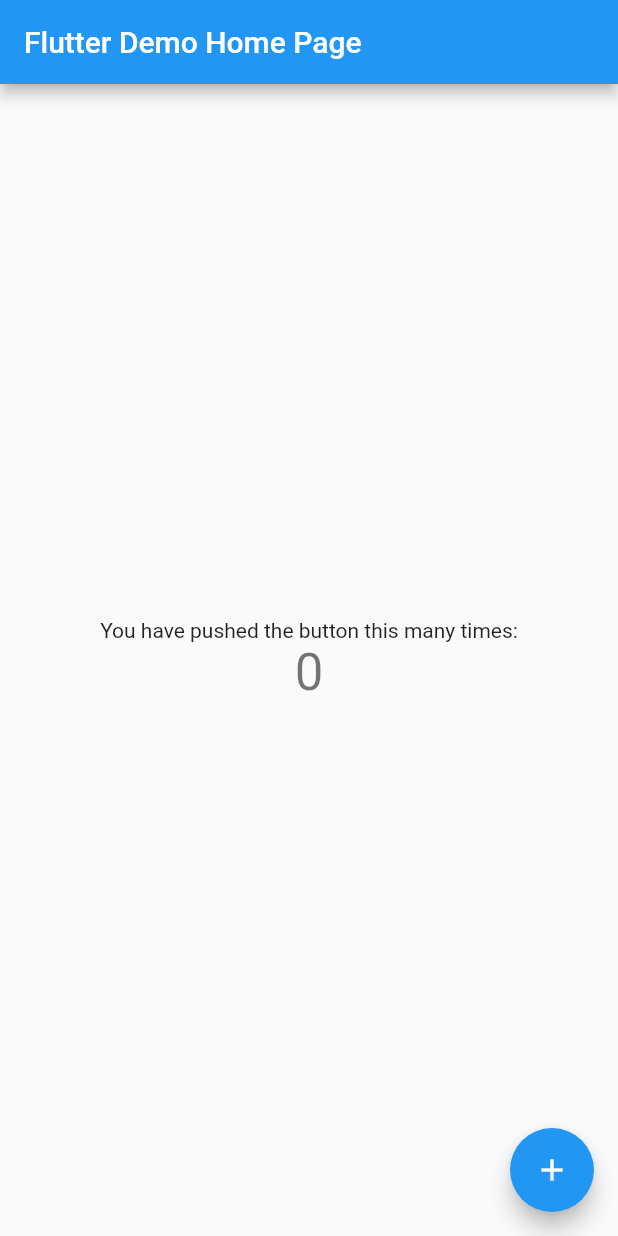
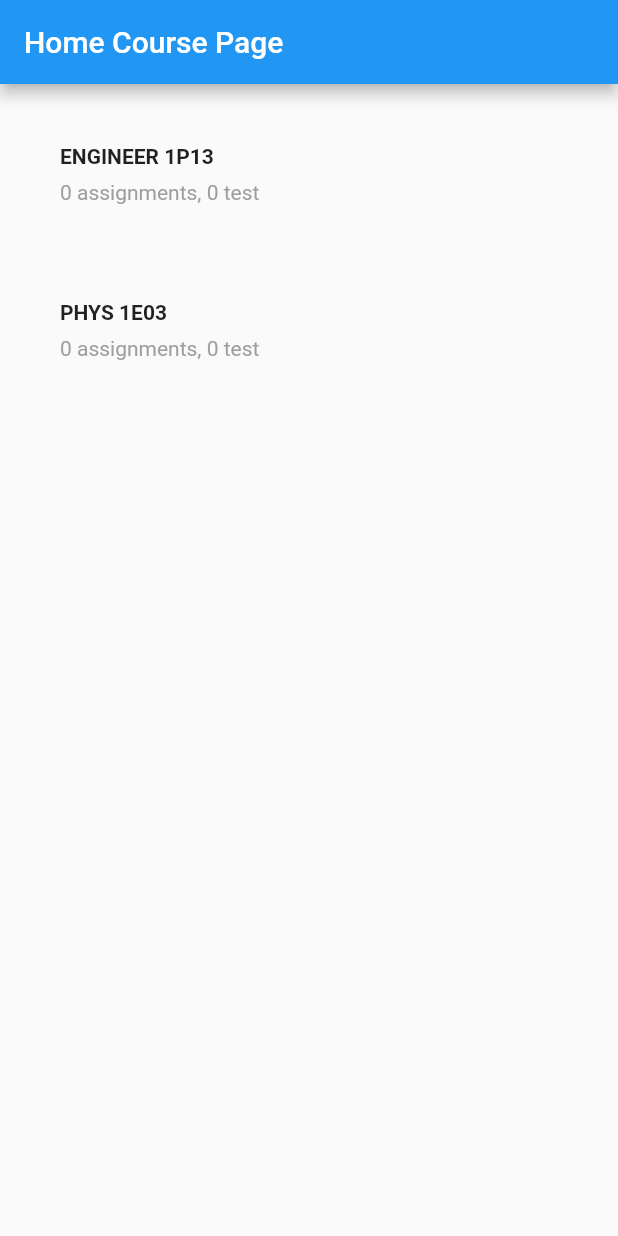
Before and after one commit to SamKhzym/Plan2Learn, a Flutter app: the screen it shows after launch, on a phone screen of 412 x 824 dp. Run offline on Flutter 3.47's test engine with Material 2 defaults, Android fonts, the phone set to English and light mode, and no system bars.

Commit message:
Added basic list-style front end, wrote start of Course, Test, Assignment classes

```diff
--- a/lib/main.dart
+++ b/lib/main.dart
@@ -1,4 +1,5 @@
 import 'package:flutter/material.dart';
+import 'package:plan2learn/screens/home.dart';
 
 void main() {
   runApp(MyApp());
@@ -9,7 +10,7 @@
   @override
   Widget build(BuildContext context) {
     return MaterialApp(
-      title: 'Flutter Demo',
+      title: 'Plan2Learn',
       theme: ThemeData(
         // This is the theme of your application.
         //
@@ -22,7 +23,7 @@
         // is not restarted.
         primarySwatch: Colors.blue,
       ),
-      home: MyHomePage(title: 'Flutter Demo Home Page'),
+      home: HomeScreen(),
     );
   }
 }
--- a/lib/objects/assignment.dart
+++ b/lib/objects/assignment.dart
@@ -0,0 +1,15 @@
+class Assignment {
+
+  String title;
+  DateTime deadline;
+  //List<WorkBlock> workblocks;
+
+  Assignment(String title, DateTime deadline) {
+
+    this.title = title;
+    this.deadline = deadline;
+    //this.workblocks = workblocks
+
+  }
+
+}
--- a/lib/objects/course.dart
+++ b/lib/objects/course.dart
@@ -0,0 +1,18 @@
+import 'test.dart';
+import 'assignment.dart';
+
+class Course {
+
+  String title;
+  List<Assignment> assignments;
+  List<Test> tests;
+
+  Course(String title, List<Assignment> assignments, List<Test> tests) {
+
+    this.title = title;
+    this.assignments = assignments;
+    this.tests = tests;
+
+  }
+
+}
--- a/lib/objects/test.dart
+++ b/lib/objects/test.dart
@@ -0,0 +1,15 @@
+class Test {
+
+  String title;
+  DateTime deadline;
+  //List<WorkBlock> workblocks;
+
+  Test(String title, DateTime deadline) {
+
+    this.title = title;
+    this.deadline = deadline;
+    //this.workblocks = workblocks
+
+  }
+
+}
--- a/lib/screens/home.dart
+++ b/lib/screens/home.dart
@@ -0,0 +1,71 @@
+import 'package:flutter/material.dart';
+import 'package:plan2learn/objects/course.dart';
+
+class HomeScreen extends StatelessWidget {
+
+  List<Course> courseList = [
+    new Course("ENGINEER 1P13", [], []),
+    new Course("PHYS 1E03", [], [])
+  ];
+
+  @override
+  Widget build(BuildContext ctxt) {
+    return new Scaffold(
+      appBar: new AppBar(
+        title: new Text("Home Course Page"),
+      ),
+      body: ListView(
+        padding: const EdgeInsets.all(8),
+        children: createCourseWidgets(courseList)
+      ),
+    );
+  }
+
+  List<Widget> createCourseWidgets(List<Course> courseList) {
+
+    List<Widget> courses = List<Widget>();
+
+    for (int i = 0; i < courseList.length; i++) {
+
+      int num_assignments = courseList[i].assignments.length;
+      int num_tests = courseList[i].tests.length;
+
+      Widget course = Container(
+          padding: const EdgeInsets.all((32)),
+          child: Row(
+            children: [
+              Expanded(
+                  child: Column(
+                    crossAxisAlignment: CrossAxisAlignment.start,
+                    children: [
+                      Container(
+                          padding: const EdgeInsets.only(bottom: 8),
+                          child: Text(
+                              courseList[i].title,
+                              style: TextStyle(
+                                fontWeight: FontWeight.bold,
+                              )
+                          )
+                      ),
+                      Text(
+                          num_assignments.toString() + " assignments, " + num_tests.toString() + " test",
+                          style: TextStyle(
+                              color: Colors.grey[500]
+                          )
+                      )
+                    ],
+                  )
+              )
+            ],
+          )
+      );
+
+      courses.add(course);
+
+    }
+
+    return courses;
+
+  }
+
+}
```
